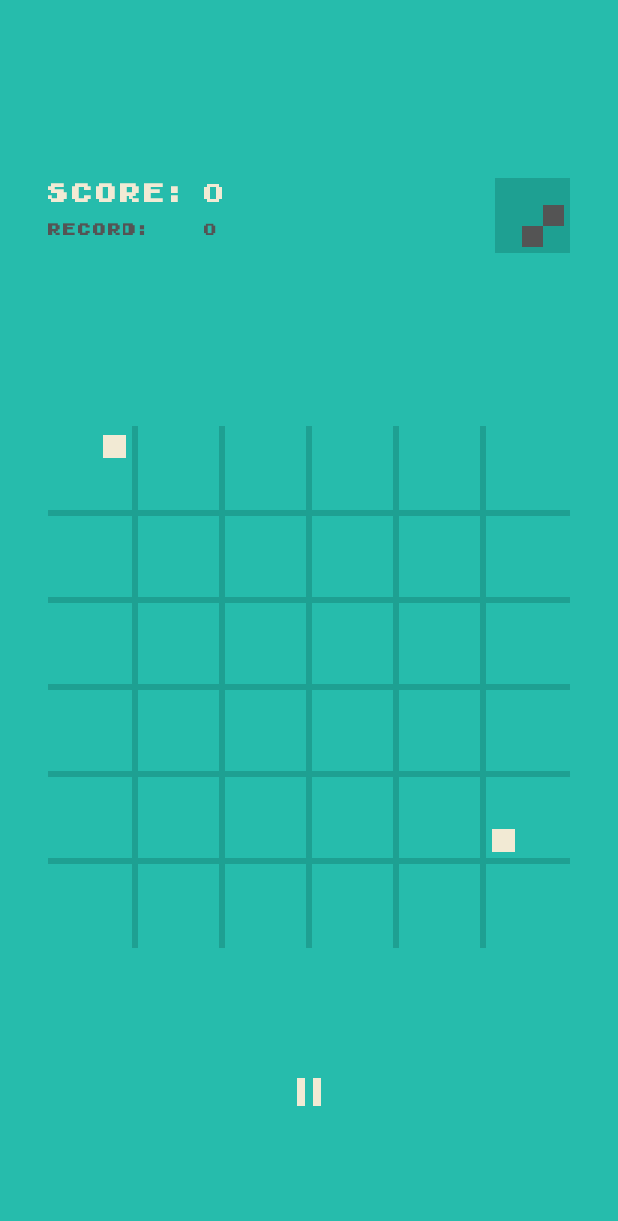
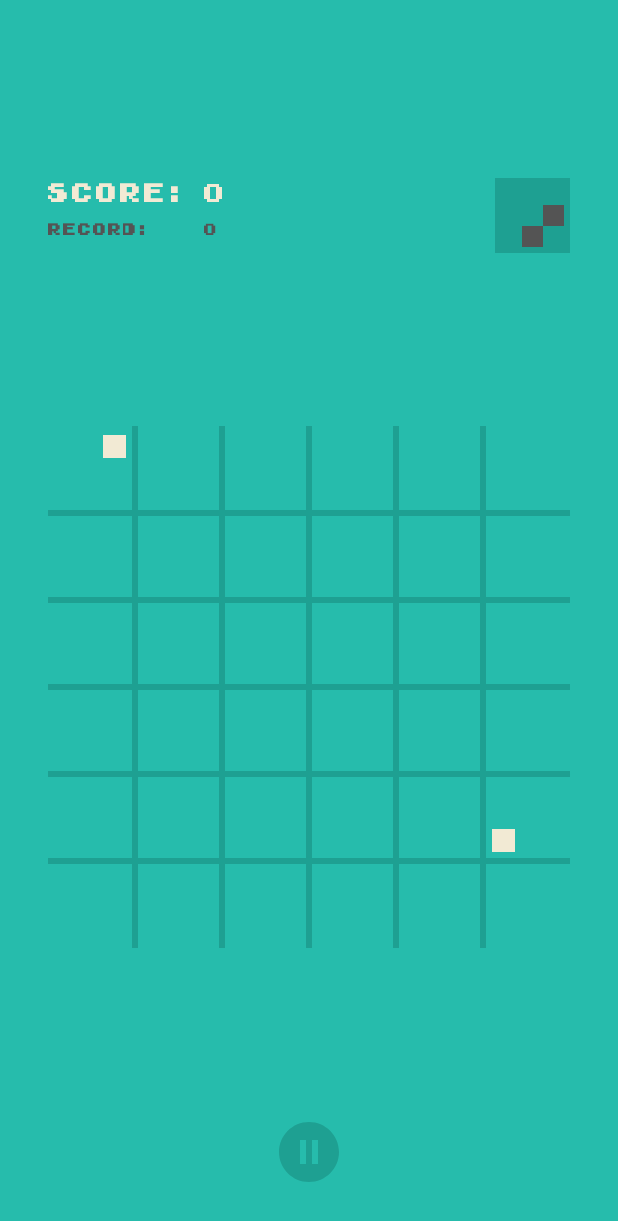
Before and after one commit to marcouberti/nine-game, an Android app: the screen it shows after launch (BoardActivity), after a tap on "PLAY", on a phone screen of 412 x 824 dp. Shown: the top 1221 px of the screen. Run offline under Robolectric (Android 15) with nearby library versions, the phone set to English and light mode, and no system bars.

Commit message:
FIX restore play/pause UI state.
* Update play icon.

```diff
--- a/app/src/main/java/com/marcouberti/ninegame/ui/board/BoardFragment.kt
+++ b/app/src/main/java/com/marcouberti/ninegame/ui/board/BoardFragment.kt
@@ -36,6 +36,7 @@ class BoardFragment : Fragment(), CardSwipeListener {
         outState.putParcelable(NEXT_CARD_KEY, viewModel.nextCard.value)
         outState.putInt(SCORE_KEY, viewModel.score.value?:0)
         outState.putInt(RECORD_KEY, viewModel.record.value?:0)
+        outState.putBoolean(PLAYING_KEY, viewModel.playing.value?:false)
     }
 
     override fun onCreateView(
@@ -110,6 +111,13 @@ class BoardFragment : Fragment(), CardSwipeListener {
             soundManager.playSfx3()
         })
 
+        viewModel.playing.observe(this, Observer {
+            when(it) {
+                true -> showGame()
+                else -> showMenu()
+            }
+        })
+
         if(savedInstanceState != null) {
             savedInstanceState.getParcelable<Board>(BOARD_KEY)?.let {
                 viewModel.setBoard(it)
@@ -123,39 +131,40 @@ class BoardFragment : Fragment(), CardSwipeListener {
             savedInstanceState.getInt(RECORD_KEY).let {
                 viewModel.setRecord(it)
             }
+            savedInstanceState.getBoolean(PLAYING_KEY).let {
+                viewModel.setPlaying(it)
+            }
         }
 
         init()
+    }
+
+    private fun showGame() {
+        val constraint = ConstraintSet()
+        constraint.clone(context, R.layout.board_fragment)
+
+        TransitionManager.beginDelayedTransition(root)
+        constraint.applyTo(root)
+    }
+
+    private fun showMenu() {
+        val constraint = ConstraintSet()
+        constraint.clone(context, R.layout.board_fragment_home)
+
+        TransitionManager.beginDelayedTransition(root)
+        constraint.applyTo(root)
     }
 
     override fun onViewCreated(view: View, savedInstanceState: Bundle?) {
         super.onViewCreated(view, savedInstanceState)
         //nextCard2.color = Color.WHITE
 
-        playBtn.setOnClickListener { view ->
-            var set = false
-            val constraint1 = ConstraintSet()
-            constraint1.clone(root)
-            val constraint2 = ConstraintSet()
-            constraint2.clone(context, R.layout.board_fragment)
-
-            TransitionManager.beginDelayedTransition(root)
-            val constraint = if(set) constraint1 else constraint2
-            constraint.applyTo(root)
-            set = !set
+        playBtn.setOnClickListener {
+            viewModel.setPlaying(true)
         }
 
-        backBtn.setOnClickListener { view ->
-            var set = false
-            val constraint1 = ConstraintSet()
-            constraint1.clone(root)
-            val constraint2 = ConstraintSet()
-            constraint2.clone(context, R.layout.board_fragment_home)
-
-            TransitionManager.beginDelayedTransition(root)
-            val constraint = if(set) constraint1 else constraint2
-            constraint.applyTo(root)
-            set = !set
+        backBtn.setOnClickListener {
+            viewModel.setPlaying(false)
         }
     }
 
--- a/app/src/main/java/com/marcouberti/ninegame/ui/board/BoardView.kt
+++ b/app/src/main/java/com/marcouberti/ninegame/ui/board/BoardView.kt
@@ -119,6 +119,7 @@ class BoardView: LinearLayout, View.OnTouchListener {
                     row.addView(rootView)
                     val cardView = rootView.findViewById(R.id.card) as CardView
                     cardView.position = Pair(i,j)
+                    cardView.card = b[Pair(i,j)]
                     cardMap[Pair(i,j)] = cardView
                 }
 
--- a/app/src/main/java/com/marcouberti/ninegame/ui/board/BoardViewModel.kt
+++ b/app/src/main/java/com/marcouberti/ninegame/ui/board/BoardViewModel.kt
@@ -14,6 +14,7 @@ const val BOARD_KEY = "BOARD"
 const val SCORE_KEY = "SCORE"
 const val RECORD_KEY = "RECORD"
 const val NEXT_CARD_KEY = "NEXT_CARD"
+const val PLAYING_KEY = "PLAYING_KEY"
 
 class BoardViewModel : ViewModel() {
 
@@ -40,6 +41,10 @@ class BoardViewModel : ViewModel() {
 
     val record: MutableLiveData<Int?> by lazy {
         MutableLiveData<Int?>()
+    }
+
+    val playing: MutableLiveData<Boolean> by lazy {
+        MutableLiveData<Boolean>()
     }
 
     val movements: MutableLiveData<MutableList<Move>> by lazy {
@@ -85,6 +90,10 @@ class BoardViewModel : ViewModel() {
         if(score.value == null) {
             score.value = restoredScore
         }
+    }
+
+    fun setPlaying(isPlaying: Boolean) {
+        playing.value = isPlaying
     }
 
     fun setRecord(restoredRecord: Int) {
--- /dev/null
+++ b/app/src/main/res/drawable/ic_pause_circle_filled_black.xml
@@ -0,0 +1,5 @@
+<vector android:height="24dp" android:tint="#1EA092"
+    android:viewportHeight="24.0" android:viewportWidth="24.0"
+    android:width="24dp" xmlns:android="http://schemas.android.com/apk/res/android">
+    <path android:fillColor="#FF000000" android:pathData="M12,2C6.48,2 2,6.48 2,12s4.48,10 10,10 10,-4.48 10,-10S17.52,2 12,2zM11,16L9,16L9,8h2v8zM15,16h-2L13,8h2v8z"/>
+</vector>
--- a/app/src/main/res/layout/board_fragment_home.xml
+++ b/app/src/main/res/layout/board_fragment_home.xml
@@ -109,12 +109,11 @@
                 android:layout_height="match_parent"
                 android:id="@+id/nextCard"/>
     </FrameLayout>
-    <ImageButton
-            android:src="@drawable/ic_pause_black_24dp"
-            android:background="@android:color/transparent"
+    <ImageView
+            android:src="@drawable/ic_pause_circle_filled_black"
             android:scaleType="centerCrop"
-            android:layout_width="32dp"
-            android:layout_height="32dp"
+            android:layout_width="48dp"
+            android:layout_height="48dp"
             app:layout_constraintEnd_toEndOf="parent" android:layout_marginEnd="8dp" android:layout_marginRight="8dp"
             app:layout_constraintStart_toStartOf="parent" android:layout_marginLeft="8dp"
             tools:layout_editor_absoluteX="161dp" android:id="@+id/backBtn"
```
Also changed, not shown: app/src/main/res/layout/board_fragment.xml (+7 -6 lines).
